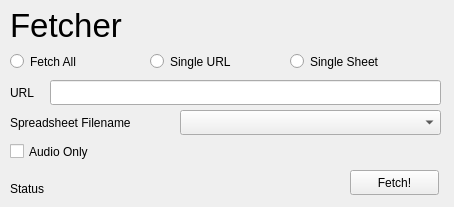
TrialAndErrror/Fetcher, file src/gui/ui_backups/fetcher.ui: the form before one commit.
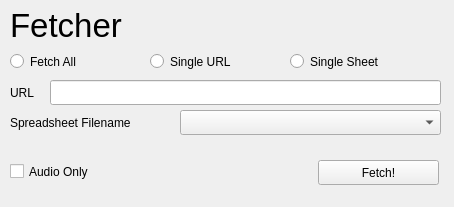
The form after the commit.

Commit message: Removing progress bar; setting GUI as main mode; removing status label in GUI

The edit to the form file:
```diff
--- a/src/gui/ui_backups/fetcher.ui
+++ b/src/gui/ui_backups/fetcher.ui
@@ -92,7 +92,7 @@
    <property name="geometry">
     <rect>
      <x>10</x>
-     <y>140</y>
+     <y>160</y>
      <width>101</width>
      <height>23</height>
     </rect>
@@ -114,9 +114,9 @@
   <widget class="QPushButton" name="pushButton_fetch">
    <property name="geometry">
     <rect>
-     <x>350</x>
-     <y>170</y>
-     <width>89</width>
+     <x>318</x>
+     <y>160</y>
+     <width>121</width>
      <height>25</height>
     </rect>
    </property>
@@ -129,7 +129,7 @@
     <rect>
      <x>10</x>
      <y>10</y>
-     <width>141</width>
+     <width>211</width>
      <height>31</height>
     </rect>
    </property>
@@ -142,19 +142,6 @@
     <string>Fetcher</string>
    </property>
   </widget>
-  <widget class="QLabel" name="label_status">
-   <property name="geometry">
-    <rect>
-     <x>10</x>
-     <y>180</y>
-     <width>321</width>
-     <height>17</height>
-    </rect>
-   </property>
-   <property name="text">
-    <string>Status</string>
-   </property>
-  </widget>
  </widget>
  <resources/>
  <connections/>
```
The commit also changes 7 other files.
